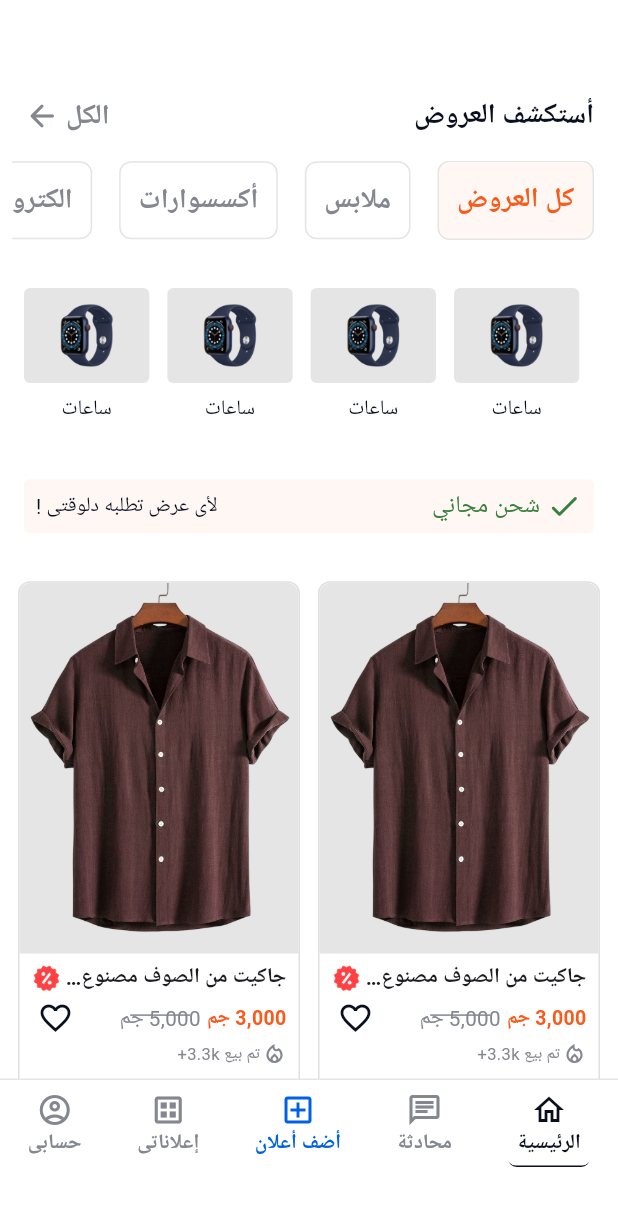
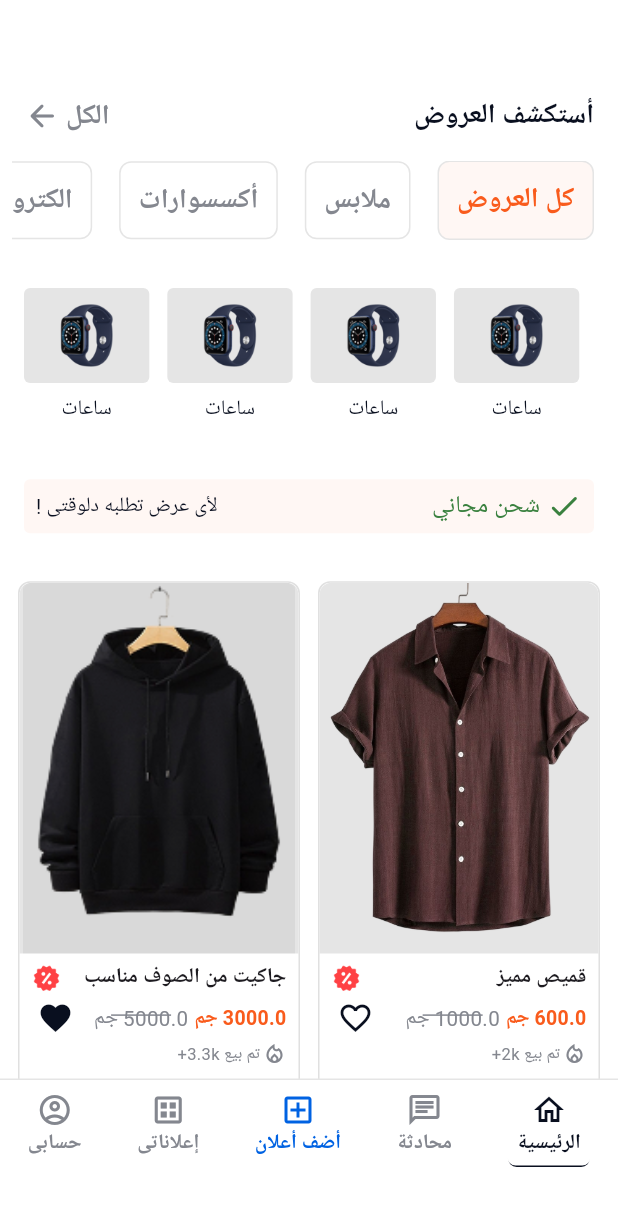
Before and after one commit to khaledkhalifa74/OtexAppTask-Khaled-Khalifa-, a Flutter app: the screen it shows after launch, on a phone screen of 412 x 824 dp. Shown: the top 1206 px of the screen. Run offline on Flutter 3.47's test engine with Material 3 defaults, Android fonts, the phone set to English and light mode, and no system bars; drawn by our look-alikes of chips_choice; our stand-ins replace flutter_bloc, flutter_screenutil, flutter_svg, go_router, google_fonts, sqflite; accounts and stored records are empty; Roboto replaces fonts that are missing (Tajawal).

Commit message:
create products and categories database

```diff
--- a/lib/core/utils/assets.dart
+++ b/lib/core/utils/assets.dart
@@ -1,6 +1,8 @@
 class AssetsData{
   static const watchItem = 'assets/images/watch.png';
   static const shirtItem = 'assets/images/shirt.png';
+  static const sweatshirtItem = 'assets/images/sweatshirt.png';
+  static const shoesItem = 'assets/images/shoes.png';
   static const offerIcon = 'assets/images/offer.png';
   static const companyBadge = 'assets/images/company_badge.png';
   static const tmgBadge = 'assets/images/tmg.png';
--- a/lib/core/utils/database_helper.dart
+++ b/lib/core/utils/database_helper.dart
@@ -41,11 +41,11 @@ class DatabaseHelper {
       imageUrl TEXT,
       price REAL,
       oldPrice REAL,
+      salesNumber TEXT NOT NULL,
       isFavorite INTEGER DEFAULT 0
     )
     ''');
 
-    // You can also add another table for subcategories if needed
   }
 
   Future close() async {
--- a/lib/features/home/data/models/product_model.dart
+++ b/lib/features/home/data/models/product_model.dart
@@ -4,7 +4,7 @@ class ProductModel {
   String? imageUrl;
   double price;
   double? oldPrice;
-  double? salesNumber;
+  String? salesNumber;
   bool isFavorite;
 
   ProductModel({
@@ -13,6 +13,7 @@ class ProductModel {
     this.imageUrl,
     required this.price,
     this.oldPrice,
+    this.salesNumber,
     this.isFavorite = false,
   });
 
@@ -23,6 +24,7 @@ class ProductModel {
       'imageUrl': imageUrl,
       'price': price,
       'oldPrice': oldPrice,
+      'salesNumber' : salesNumber,
       'isFavorite': isFavorite ? 1 : 0,
     };
   }
@@ -34,6 +36,7 @@ class ProductModel {
       imageUrl: map['imageUrl'],
       price: map['price'],
       oldPrice: map['oldPrice'],
+      salesNumber: map['salesNumber'],
       isFavorite: map['isFavorite'] == 1,
     );
   }
--- a/lib/features/home/data/repos/home_repo_impl.dart
+++ b/lib/features/home/data/repos/home_repo_impl.dart
@@ -13,7 +13,6 @@ class HomeRepoImpl extends HomeRepo{
       batch.insert('categories', {'name': c});
     }
     await batch.commit(noResult: true);
-    throw UnimplementedError();
   }
 
   @override
--- a/lib/features/home/presentation/manager/home_cubit/home_state.dart
+++ b/lib/features/home/presentation/manager/home_cubit/home_state.dart
@@ -6,7 +6,13 @@ class UpdateHomeCategory extends HomeState {
   int? categoryTag;
   UpdateHomeCategory(this.categoryTag);
 }
-class LoadCategoriesSuccessfully extends HomeState {
-  List<String> categories;
-  LoadCategoriesSuccessfully(this.categories);
-}
+
+class StartSaveDataState extends HomeState{}
+class StopSaveDataState extends HomeState{}
+class SaveDataSuccessState extends HomeState{}
+class SaveDataFailureState extends HomeState{}
+
+class StartLoadDataFromDBState extends HomeState{}
+class StopLoadDataFromDBState extends HomeState{}
+class LoadDataFromDBSuccessState extends HomeState{}
+class LoadDataFromDBFailureState extends HomeState{}
--- a/lib/features/home/presentation/views/home_view.dart
+++ b/lib/features/home/presentation/views/home_view.dart
@@ -12,7 +12,7 @@ import 'package:otex_app_task/features/home/presentation/manager/home_cubit/home
     @override
     Widget build(BuildContext context) {
       return BlocProvider(
-        create: (BuildContext context) => HomeCubit(HomeRepoImpl())..saveAndLoadCategories(),
+        create: (BuildContext context) => HomeCubit(HomeRepoImpl())..saveAndLoadHomeData(),
         child: Scaffold(
           backgroundColor: kWhiteColor,
           bottomNavigationBar: CustomBottomNavBar(activeIndex: 0),
--- a/lib/features/home/presentation/views/widgets/home_view_body.dart
+++ b/lib/features/home/presentation/views/widgets/home_view_body.dart
@@ -1,5 +1,6 @@
 import 'package:flutter/material.dart';
 import 'package:flutter_bloc/flutter_bloc.dart';
+import 'package:otex_app_task/core/utils/colors.dart';
 import 'package:otex_app_task/features/home/presentation/manager/home_cubit/home_cubit.dart';
 import 'package:otex_app_task/features/home/presentation/manager/home_cubit/home_state.dart';
 import 'package:otex_app_task/features/home/presentation/views/widgets/custom_home_chip_choice.dart';
@@ -22,7 +23,11 @@ class _HomeViewBodyState extends State<HomeViewBody> {
     return BlocBuilder<HomeCubit,HomeState>(
       builder: (BuildContext context, state) {
         final cubit = HomeCubit.get(context);
-        return SingleChildScrollView(
+        return state is StartSaveDataState || state is StartLoadDataFromDBState
+        ? Center(child: CircularProgressIndicator(
+          color: kPrimaryColor,
+        ))
+        : SingleChildScrollView(
           child: Column(
             children: [
               const CustomHomeHeader(),
@@ -45,7 +50,7 @@ class _HomeViewBodyState extends State<HomeViewBody> {
               )
                   : const SizedBox(),
 
-              const ProductsGridView(),
+              ProductsGridView(homeCubit: cubit),
             ],
           ),
         );
--- a/lib/features/home/presentation/views/widgets/product_card.dart
+++ b/lib/features/home/presentation/views/widgets/product_card.dart
@@ -1,11 +1,16 @@
 import 'package:flutter/material.dart';
-import 'package:otex_app_task/core/utils/assets.dart';
 import 'package:otex_app_task/features/home/presentation/views/widgets/image_product.dart';
 import 'package:otex_app_task/features/home/presentation/views/widgets/product_footer_icons.dart';
 import 'package:otex_app_task/features/home/presentation/views/widgets/product_info.dart';
 
 class ProductCard extends StatelessWidget {
-  const ProductCard({super.key});
+  final String image;
+  final String productName;
+  final String currentPrice;
+  final String previousPrice;
+  final String salesNumber;
+  final bool isFavourite;
+  const ProductCard({super.key, required this.productName, required this.currentPrice, required this.previousPrice, required this.salesNumber, required this.isFavourite, required this.image});
 
   @override
   Widget build(BuildContext context) {
@@ -21,13 +26,14 @@ class ProductCard extends StatelessWidget {
           crossAxisAlignment: CrossAxisAlignment.start,
           children: [
             ImageProduct(
-                image: AssetsData.shirtItem,
+                image: image,
             ),
             ProductInfo(
-              productName: 'جاكيت من الصوف مصنوع من اجود انواع الصوف المصري',
-              currentPrice: '3,000 جم',
-              previousPrice: '5,000 جم',
-              salesNumber: '3.3k+',
+              productName: productName,
+              currentPrice: '$currentPrice جم',
+              previousPrice: '$previousPrice جم',
+              salesNumber: '$salesNumber+',
+              isFavourite: isFavourite,
             ),
             ProductFooterIcons(),
           ],
--- a/lib/features/home/presentation/views/widgets/product_info.dart
+++ b/lib/features/home/presentation/views/widgets/product_info.dart
@@ -8,7 +8,8 @@ class ProductInfo extends StatelessWidget {
   final String currentPrice;
   final String previousPrice;
   final String salesNumber;
-  const ProductInfo({super.key, required this.productName, required this.currentPrice, required this.previousPrice, required this.salesNumber});
+  final bool isFavourite;
+  const ProductInfo({super.key, required this.productName, required this.currentPrice, required this.previousPrice, required this.salesNumber, required this.isFavourite});
 
   @override
   Widget build(BuildContext context) {
@@ -74,8 +75,8 @@ class ProductInfo extends StatelessWidget {
                 ],
               ),
               const Spacer(),
-              const Icon(
-                Icons.favorite_border,
+              Icon(
+                isFavourite == true ? Icons.favorite : Icons.favorite_border,
                 weight: 40,
                 color: kPrimaryColor,
               ),
--- a/lib/features/home/presentation/views/widgets/products_grid_view.dart
+++ b/lib/features/home/presentation/views/widgets/products_grid_view.dart
@@ -1,8 +1,10 @@
 import 'package:flutter/material.dart';
+import 'package:otex_app_task/features/home/presentation/manager/home_cubit/home_cubit.dart';
 import 'package:otex_app_task/features/home/presentation/views/widgets/product_card.dart';
 
 class ProductsGridView extends StatelessWidget {
-  const ProductsGridView({super.key});
+  final HomeCubit homeCubit;
+  const ProductsGridView({super.key, required this.homeCubit});
 
   @override
   Widget build(BuildContext context) {
@@ -20,8 +22,16 @@ class ProductsGridView extends StatelessWidget {
         mainAxisSpacing: 12,
         childAspectRatio: aspectRatio,
       ),
-      itemBuilder: (context, index) => const ProductCard(),
-      itemCount: 10,
+      itemBuilder: (context, index) => ProductCard(
+        image: homeCubit.products[index].imageUrl!,
+        productName: homeCubit.products[index].name,
+        currentPrice: homeCubit.products[index].price.toString(),
+        previousPrice: homeCubit.products[index].oldPrice.toString(),
+        salesNumber: homeCubit.products[index].salesNumber.toString(),
+        isFavourite: homeCubit.products[index].isFavorite,
+
+      ),
+      itemCount: homeCubit.products.length,
     );
   }
 }
```
Also changed, not shown: lib/features/home/presentation/manager/home_cubit/home_cubit.dart (+75 -11 lines), assets/images/shoes.png (added), assets/images/sweatshirt.png (added).
